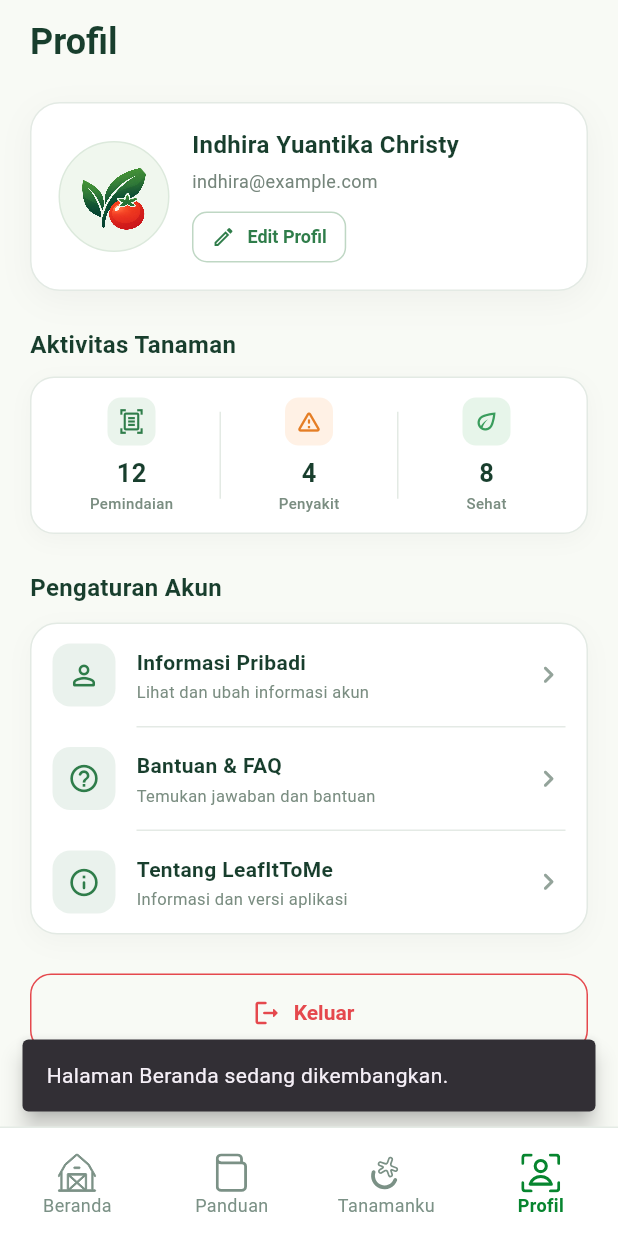
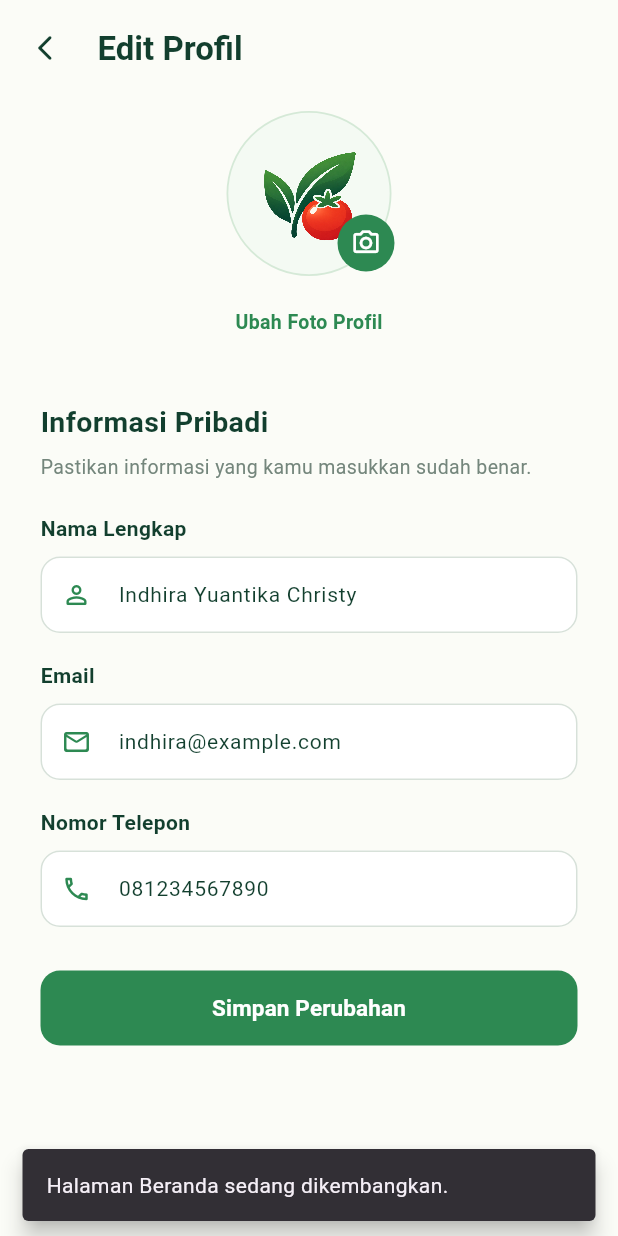
Before and after one commit to Indhirayc/PBL_Kelompok1_LeafItToMe, a Flutter app: the ProfilePage screen opened by its route, after a tap on "Edit Profil", on a phone screen of 412 x 824 dp. Run offline on Flutter 3.47's test engine with Material 3 defaults, Android fonts, the phone set to English and light mode, and no system bars; our stand-ins replace flutter_svg, go_router.

Commit message:
feat(profile): add editable personal information page

```diff
--- a/mobile_app/lib/app/router/app_router.dart
+++ b/mobile_app/lib/app/router/app_router.dart
@@ -5,6 +5,7 @@ import '../../features/auth/presentation/pages/register_page.dart';
 import '../../features/splash/presentation/pages/splash_page.dart';
 import '../../features/auth/presentation/pages/forgot_password_page.dart';
 import '../../features/profile/presentation/pages/profile_page.dart';
+import '../../features/profile/presentation/pages/personal_information_page.dart';
 
 abstract final class AppRouter {
   static final GoRouter router = GoRouter(
@@ -35,6 +36,13 @@ abstract final class AppRouter {
         name: 'profile',
         builder: (context, state) => const ProfilePage(),
       ),
+      GoRoute(
+        path: '/personal-information',
+        name: 'personal-information',
+        builder: (context, state) {
+          return const PersonalInformationPage();
+        },
+      ),
     ],
   );
 }
--- a/mobile_app/lib/features/profile/presentation/pages/personal_information_page.dart
+++ b/mobile_app/lib/features/profile/presentation/pages/personal_information_page.dart
@@ -0,0 +1,559 @@
+import 'package:flutter/material.dart';
+import 'package:go_router/go_router.dart';
+
+class PersonalInformationPage extends StatefulWidget {
+  const PersonalInformationPage({super.key});
+
+  @override
+  State<PersonalInformationPage> createState() =>
+      _PersonalInformationPageState();
+}
+
+class _PersonalInformationPageState extends State<PersonalInformationPage> {
+  final _formKey = GlobalKey<FormState>();
+
+  late final TextEditingController _nameController;
+  late final TextEditingController _emailController;
+  late final TextEditingController _phoneController;
+
+  bool _isSaving = false;
+
+  @override
+  void initState() {
+    super.initState();
+
+    _nameController = TextEditingController(
+      text: 'Indhira Yuantika Christy',
+    );
+
+    _emailController = TextEditingController(
+      text: 'indhira@example.com',
+    );
+
+    _phoneController = TextEditingController(
+      text: '081234567890',
+    );
+  }
+
+  @override
+  void dispose() {
+    _nameController.dispose();
+    _emailController.dispose();
+    _phoneController.dispose();
+    super.dispose();
+  }
+
+  Future<void> _saveProfile() async {
+    FocusScope.of(context).unfocus();
+
+    if (!_formKey.currentState!.validate()) {
+      return;
+    }
+
+    setState(() {
+      _isSaving = true;
+    });
+
+    await Future<void>.delayed(
+      const Duration(milliseconds: 700),
+    );
+
+    if (!mounted) {
+      return;
+    }
+
+    setState(() {
+      _isSaving = false;
+    });
+
+    ScaffoldMessenger.of(context)
+      ..hideCurrentSnackBar()
+      ..showSnackBar(
+        const SnackBar(
+          content: Text('Perubahan profil berhasil disimpan.'),
+          behavior: SnackBarBehavior.floating,
+        ),
+      );
+  }
+
+  void _editProfilePhoto() {
+    showModalBottomSheet<void>(
+      context: context,
+      backgroundColor: _ProfileColors.white,
+      showDragHandle: true,
+      shape: const RoundedRectangleBorder(
+        borderRadius: BorderRadius.vertical(
+          top: Radius.circular(24),
+        ),
+      ),
+      builder: (context) {
+        return SafeArea(
+          child: Padding(
+            padding: const EdgeInsets.fromLTRB(24, 4, 24, 24),
+            child: Column(
+              mainAxisSize: MainAxisSize.min,
+              crossAxisAlignment: CrossAxisAlignment.start,
+              children: [
+                const Text(
+                  'Ubah Foto Profil',
+                  style: TextStyle(
+                    color: _ProfileColors.darkGreen,
+                    fontSize: 18,
+                    fontWeight: FontWeight.w700,
+                  ),
+                ),
+                const SizedBox(height: 18),
+                _PhotoOption(
+                  icon: Icons.camera_alt_outlined,
+                  title: 'Ambil dari kamera',
+                  onTap: () {
+                    Navigator.of(context).pop();
+                  },
+                ),
+                const SizedBox(height: 8),
+                _PhotoOption(
+                  icon: Icons.photo_library_outlined,
+                  title: 'Pilih dari galeri',
+                  onTap: () {
+                    Navigator.of(context).pop();
+                  },
+                ),
+              ],
+            ),
+          ),
+        );
+      },
+    );
+  }
+
+  @override
+  Widget build(BuildContext context) {
+    return Scaffold(
+      backgroundColor: _ProfileColors.background,
+
+      // Header dibuat sama seperti halaman Daftar Akun.
+      appBar: AppBar(
+        backgroundColor: _ProfileColors.background,
+        surfaceTintColor: Colors.transparent,
+        elevation: 0,
+        toolbarHeight: 64,
+        automaticallyImplyLeading: false,
+        titleSpacing: 0,
+        title: Padding(
+          padding: const EdgeInsets.symmetric(horizontal: 20),
+          child: Row(
+            children: [
+              Material(
+                color: Colors.transparent,
+                child: InkWell(
+                  onTap: () => context.pop(),
+                  borderRadius: BorderRadius.circular(20),
+                  child: const SizedBox(
+                    width: 32,
+                    height: 40,
+                    child: Align(
+                      alignment: Alignment.centerLeft,
+                      child: Icon(
+                        Icons.arrow_back_ios_new_rounded,
+                        color: _ProfileColors.darkGreen,
+                        size: 20,
+                      ),
+                    ),
+                  ),
+                ),
+              ),
+              const SizedBox(width: 13),
+              const Text(
+                'Edit Profil',
+                style: TextStyle(
+                  color: _ProfileColors.darkGreen,
+                  fontSize: 22,
+                  fontWeight: FontWeight.w700,
+                  height: 1,
+                ),
+              ),
+            ],
+          ),
+        ),
+      ),
+
+      body: SafeArea(
+        top: false,
+        child: SingleChildScrollView(
+          padding: const EdgeInsets.fromLTRB(27, 10, 27, 32),
+          child: Form(
+            key: _formKey,
+            child: Column(
+              crossAxisAlignment: CrossAxisAlignment.stretch,
+              children: [
+                _buildProfilePhoto(),
+                const SizedBox(height: 40),
+                const Text(
+                  'Informasi Pribadi',
+                  style: TextStyle(
+                    color: _ProfileColors.darkGreen,
+                    fontSize: 19,
+                    fontWeight: FontWeight.w700,
+                  ),
+                ),
+                const SizedBox(height: 7),
+                const Text(
+                  'Pastikan informasi yang kamu masukkan sudah benar.',
+                  style: TextStyle(
+                    color: _ProfileColors.secondaryText,
+                    fontSize: 13,
+                    fontWeight: FontWeight.w400,
+                    height: 1.4,
+                  ),
+                ),
+                const SizedBox(height: 22),
+                _ProfileTextField(
+                  controller: _nameController,
+                  label: 'Nama Lengkap',
+                  hintText: 'Masukkan nama lengkap',
+                  icon: Icons.person_outline_rounded,
+                  textInputAction: TextInputAction.next,
+                  validator: (value) {
+                    if (value == null || value.trim().isEmpty) {
+                      return 'Nama lengkap wajib diisi.';
+                    }
+
+                    if (value.trim().length < 3) {
+                      return 'Nama lengkap minimal 3 karakter.';
+                    }
+
+                    return null;
+                  },
+                ),
+                const SizedBox(height: 18),
+                _ProfileTextField(
+                  controller: _emailController,
+                  label: 'Email',
+                  hintText: 'nama@email.com',
+                  icon: Icons.mail_outline_rounded,
+                  keyboardType: TextInputType.emailAddress,
+                  textInputAction: TextInputAction.next,
+                  validator: (value) {
+                    final email = value?.trim() ?? '';
+
+                    if (email.isEmpty) {
+                      return 'Email wajib diisi.';
+                    }
+
+                    final emailPattern = RegExp(
+                      r'^[^@\s]+@[^@\s]+\.[^@\s]+$',
+                    );
+
+                    if (!emailPattern.hasMatch(email)) {
+                      return 'Format email belum benar.';
+                    }
+
+                    return null;
+                  },
+                ),
+                const SizedBox(height: 18),
+                _ProfileTextField(
+                  controller: _phoneController,
+                  label: 'Nomor Telepon',
+                  hintText: 'Masukkan nomor telepon',
+                  icon: Icons.phone_outlined,
+                  keyboardType: TextInputType.phone,
+                  textInputAction: TextInputAction.done,
+                  onFieldSubmitted: (_) => _saveProfile(),
+                  validator: (value) {
+                    final phone = value?.trim() ?? '';
+
+                    if (phone.isEmpty) {
+                      return 'Nomor telepon wajib diisi.';
+                    }
+
+                    if (phone.length < 10 || phone.length > 15) {
+                      return 'Nomor telepon harus terdiri dari 10–15 digit.';
+                    }
+
+                    if (!RegExp(r'^[0-9]+$').hasMatch(phone)) {
+                      return 'Nomor telepon hanya boleh berisi angka.';
+                    }
+
+                    return null;
+                  },
+                ),
+                const SizedBox(height: 29),
+                SizedBox(
+                  height: 50,
+                  child: ElevatedButton(
+                    onPressed: _isSaving ? null : _saveProfile,
+                    style: ElevatedButton.styleFrom(
+                      elevation: 0,
+                      backgroundColor: _ProfileColors.primaryGreen,
+                      disabledBackgroundColor:
+                          _ProfileColors.primaryGreen.withValues(
+                        alpha: 0.65,
+                      ),
+                      foregroundColor: _ProfileColors.white,
+                      shape: RoundedRectangleBorder(
+                        borderRadius: BorderRadius.circular(13),
+                      ),
+                    ),
+                    child: _isSaving
+                        ? const SizedBox(
+                            width: 22,
+                            height: 22,
+                            child: CircularProgressIndicator(
+                              strokeWidth: 2.3,
+                              color: _ProfileColors.white,
+                            ),
+                          )
+                        : const Text(
+                            'Simpan Perubahan',
+                            style: TextStyle(
+                              fontSize: 15,
+                              fontWeight: FontWeight.w700,
+                            ),
+                          ),
+                  ),
+                ),
+              ],
+            ),
+          ),
+        ),
+      ),
+    );
+  }
+
+  Widget _buildProfilePhoto() {
+    return Column(
+      children: [
+        Stack(
+          clipBehavior: Clip.none,
+          children: [
+            Container(
+              width: 110,
+              height: 110,
+              padding: const EdgeInsets.all(17),
+              decoration: BoxDecoration(
+                color: const Color(0xFFF4FAF3),
+                shape: BoxShape.circle,
+                border: Border.all(
+                  color: const Color(0xFFD5E9D7),
+                  width: 1.2,
+                ),
+              ),
+              child: Image.asset(
+                'assets/images/splash/leafittome_logo.png',
+                fit: BoxFit.contain,
+                filterQuality: FilterQuality.high,
+                errorBuilder: (context, error, stackTrace) {
+                  return const Icon(
+                    Icons.person_rounded,
+                    color: _ProfileColors.primaryGreen,
+                    size: 56,
+                  );
+                },
+              ),
+            ),
+            Positioned(
+              right: -2,
+              bottom: 3,
+              child: Material(
+                color: _ProfileColors.primaryGreen,
+                shape: const CircleBorder(),
+                child: InkWell(
+                  onTap: _editProfilePhoto,
+                  customBorder: const CircleBorder(),
+                  child: const SizedBox(
+                    width: 38,
+                    height: 38,
+                    child: Icon(
+                      Icons.camera_alt_outlined,
+                      color: _ProfileColors.white,
+                      size: 20,
+                    ),
+                  ),
+                ),
+              ),
+            ),
+          ],
+        ),
+        const SizedBox(height: 17),
+        Align(
+          alignment: Alignment.center,
+          child: InkWell(
+            onTap: _editProfilePhoto,
+            borderRadius: BorderRadius.circular(8),
+            child: const Padding(
+              padding: EdgeInsets.symmetric(
+                horizontal: 8,
+                vertical: 4,
+              ),
+              child: Text(
+                'Ubah Foto Profil',
+                style: TextStyle(
+                  color: _ProfileColors.primaryGreen,
+                  fontSize: 13,
+                  fontWeight: FontWeight.w600,
+                ),
+              ),
+            ),
+          ),
+        ),
+      ],
+    );
+  }
+}
+
+class _ProfileTextField extends StatelessWidget {
+  const _ProfileTextField({
+    required this.controller,
+    required this.label,
+    required this.hintText,
+    required this.icon,
+    required this.validator,
+    this.keyboardType,
+    this.textInputAction,
+    this.onFieldSubmitted,
+  });
+
+  final TextEditingController controller;
+  final String label;
+  final String hintText;
+  final IconData icon;
+  final TextInputType? keyboardType;
+  final TextInputAction? textInputAction;
+  final String? Function(String?) validator;
+  final ValueChanged<String>? onFieldSubmitted;
+
+  @override
+  Widget build(BuildContext context) {
+    return Column(
+      crossAxisAlignment: CrossAxisAlignment.start,
+      children: [
+        Text(
+          label,
+          style: const TextStyle(
+            color: _ProfileColors.darkGreen,
+            fontSize: 14,
+            fontWeight: FontWeight.w600,
+          ),
+        ),
+        const SizedBox(height: 9),
+        TextFormField(
+          controller: controller,
+          keyboardType: keyboardType,
+          textInputAction: textInputAction,
+          onFieldSubmitted: onFieldSubmitted,
+          validator: validator,
+          cursorColor: _ProfileColors.primaryGreen,
+          style: const TextStyle(
+            color: _ProfileColors.darkGreen,
+            fontSize: 14,
+            fontWeight: FontWeight.w400,
+          ),
+          decoration: InputDecoration(
+            hintText: hintText,
+            hintStyle: const TextStyle(
+              color: Color(0xFF9AA9A0),
+              fontSize: 14,
+              fontWeight: FontWeight.w400,
+            ),
+            prefixIcon: Icon(
+              icon,
+              color: _ProfileColors.primaryGreen,
+              size: 20,
+            ),
+            contentPadding: const EdgeInsets.symmetric(
+              horizontal: 15,
+              vertical: 15,
+            ),
+            filled: true,
+            fillColor: _ProfileColors.white,
+            border: _inputBorder(),
+            enabledBorder: _inputBorder(),
+            focusedBorder: _inputBorder(
+              color: _ProfileColors.primaryGreen,
+              width: 1.4,
+            ),
+            errorBorder: _inputBorder(
+              color: _ProfileColors.error,
+            ),
+            focusedErrorBorder: _inputBorder(
+              color: _ProfileColors.error,
+              width: 1.4,
+            ),
+          ),
+        ),
+      ],
+    );
+  }
+
+  OutlineInputBorder _inputBorder({
+    Color color = _ProfileColors.border,
+    double width = 1,
+  }) {
+    return OutlineInputBorder(
+      borderRadius: BorderRadius.circular(13),
+      borderSide: BorderSide(
+        color: color,
+        width: width,
+      ),
+    );
+  }
+}
+
+class _PhotoOption extends StatelessWidget {
+  const _PhotoOption({
+    required this.icon,
+    required this.title,
+    required this.onTap,
+  });
+
+  final IconData icon;
+  final String title;
+  final VoidCallback onTap;
+
+  @override
+  Widget build(BuildContext context) {
+    return Material(
+      color: const Color(0xFFF5F9F4),
+      borderRadius: BorderRadius.circular(13),
+      child: InkWell(
+        onTap: onTap,
+        borderRadius: BorderRadius.circular(13),
+        child: Padding(
+          padding: const EdgeInsets.symmetric(
+            horizontal: 16,
+            vertical: 15,
+          ),
+          child: Row(
+            children: [
+              Icon(
+                icon,
+                color: _ProfileColors.primaryGreen,
+                size: 22,
+              ),
+              const SizedBox(width: 14),
+              Text(
+                title,
+                style: const TextStyle(
+                  color: _ProfileColors.darkGreen,
+                  fontSize: 14,
+                  fontWeight: FontWeight.w600,
+                ),
+              ),
+            ],
+          ),
+        ),
+      ),
+    );
+  }
+}
+
+abstract final class _ProfileColors {
+  static const Color background = Color(0xFFFBFCF7);
+  static const Color white = Color(0xFFFFFFFF);
+  static const Color primaryGreen = Color(0xFF2D8952);
+  static const Color darkGreen = Color(0xFF123F2E);
+  static const Color secondaryText = Color(0xFF74867C);
+  static const Color border = Color(0xFFD7E1D9);
+  static const Color error = Color(0xFFD32F2F);
+}
```
Lines whose indentation alone changed are shown as unchanged.
